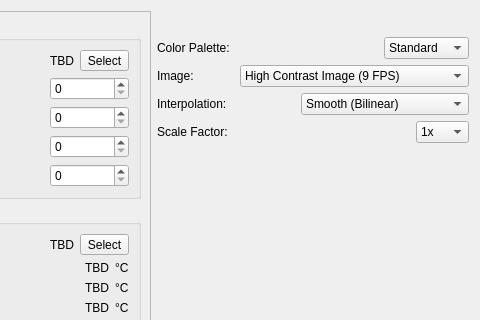
This is src/brickv/plugin_system/plugins/thermal_imaging/ui/thermal_imaging.ui in Tinkerforge/brickv as Qt 5 draws it before an edit; both pictures show x 345 to 825 and y 0 to 320 of the 825 by 666 pixel window. The edited form follows.
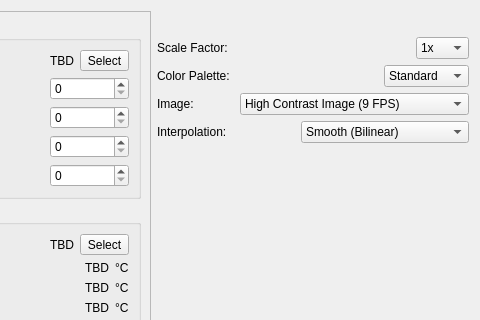
This is the edited form.

Commit message: thermal-imaging: Move scale factor option up

Patch:
```diff
--- a/src/brickv/plugin_system/plugins/thermal_imaging/ui/thermal_imaging.ui
+++ b/src/brickv/plugin_system/plugins/thermal_imaging/ui/thermal_imaging.ui
@@ -561,6 +561,59 @@
      <item>
       <layout class="QGridLayout" name="gridLayout_5"/>
      </item>
+     <item>
+      <layout class="QHBoxLayout" name="horizontalLayout_12">
+       <item>
+        <widget class="QLabel" name="label_7">
+         <property name="text">
+          <string>Scale Factor:</string>
+         </property>
+        </widget>
+       </item>
+       <item>
+        <spacer name="horizontalSpacer_3">
+         <property name="orientation">
+          <enum>Qt::Horizontal</enum>
+         </property>
+         <property name="sizeHint" stdset="0">
+          <size>
+           <width>40</width>
+           <height>20</height>
+          </size>
+         </property>
+        </spacer>
+       </item>
+       <item>
+        <widget class="QComboBox" name="combo_scale_factor">
+         <item>
+          <property name="text">
+           <string>1x</string>
+          </property>
+         </item>
+         <item>
+          <property name="text">
+           <string>1.5x</string>
+          </property>
+         </item>
+         <item>
+          <property name="text">
+           <string>2x</string>
+          </property>
+         </item>
+         <item>
+          <property name="text">
+           <string>2.5x</string>
+          </property>
+         </item>
+         <item>
+          <property name="text">
+           <string>3x</string>
+          </property>
+         </item>
+        </widget>
+       </item>
+      </layout>
+     </item>
      <item>
       <layout class="QHBoxLayout" name="horizontalLayout">
        <item>
@@ -680,59 +733,6 @@
        </item>
       </layout>
      </item>
-     <item>
-      <layout class="QHBoxLayout" name="horizontalLayout_12">
-       <item>
-        <widget class="QLabel" name="label_7">
-         <property name="text">
-          <string>Scale Factor:</string>
-         </property>
-        </widget>
-       </item>
-       <item>
-        <spacer name="horizontalSpacer_3">
-         <property name="orientation">
-          <enum>Qt::Horizontal</enum>
-         </property>
-         <property name="sizeHint" stdset="0">
-          <size>
-           <width>40</width>
-           <height>20</height>
-          </size>
-         </property>
-        </spacer>
-       </item>
-       <item>
-        <widget class="QComboBox" name="combo_scale_factor">
-         <item>
-          <property name="text">
-           <string>1x</string>
-          </property>
-         </item>
-         <item>
-          <property name="text">
-           <string>1.5x</string>
-          </property>
-         </item>
-         <item>
-          <property name="text">
-           <string>2x</string>
-          </property>
-         </item>
-         <item>
-          <property name="text">
-           <string>2.5x</string>
-          </property>
-         </item>
-         <item>
-          <property name="text">
-           <string>3x</string>
-          </property>
-         </item>
-        </widget>
-       </item>
-      </layout>
-     </item>
      <item>
       <spacer name="verticalSpacer">
        <property name="orientation">
```
Left out of the diff: 3 changed lines with no effect on the pictures.
